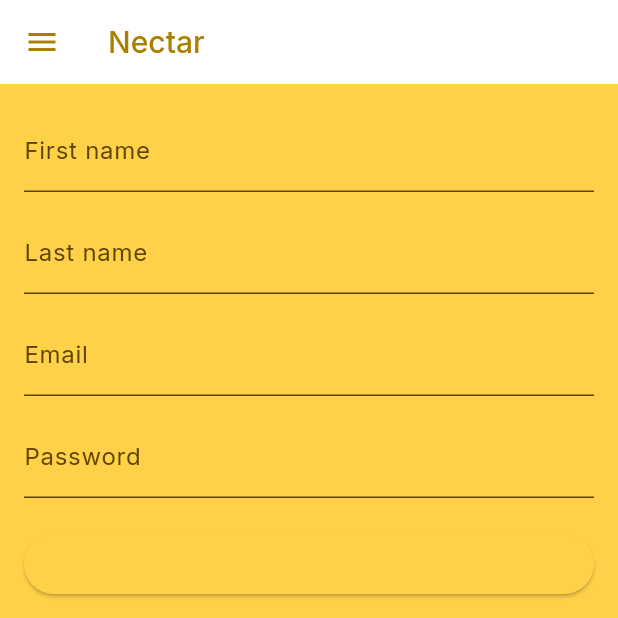
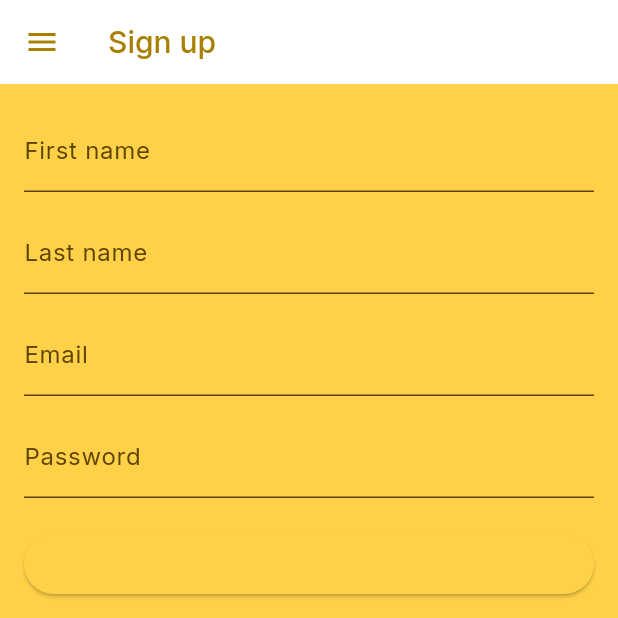
Before and after one commit to sean-xiao-zhao7/nectar_app, a Flutter app: the RegisterScreen screen opened directly, on a phone screen of 412 x 824 dp, the top half of it. Run offline on Flutter 3.47's test engine with Material 3 defaults, Android fonts, the phone set to English and light mode, and no system bars; our stand-ins replace google_fonts.

Commit message:
Add drawer navigation to home and sign up

```diff
--- a/lib/screens/auth/register_screen.dart
+++ b/lib/screens/auth/register_screen.dart
@@ -39,7 +39,9 @@ class _RegisterScreenState extends State<RegisterScreen> {
   Widget build(BuildContext context) {
     return Scaffold(
       drawer: MyDrawer(),
-      appBar: MyAppBar(),
+      appBar: MyAppBar(
+        title: 'Sign up',
+      ),
       body: SafeArea(
         child: Padding(
           padding: const EdgeInsets.all(16),
```
Also changed, not shown: lib/components/layout/my_drawer.dart (+18 -0 lines).
